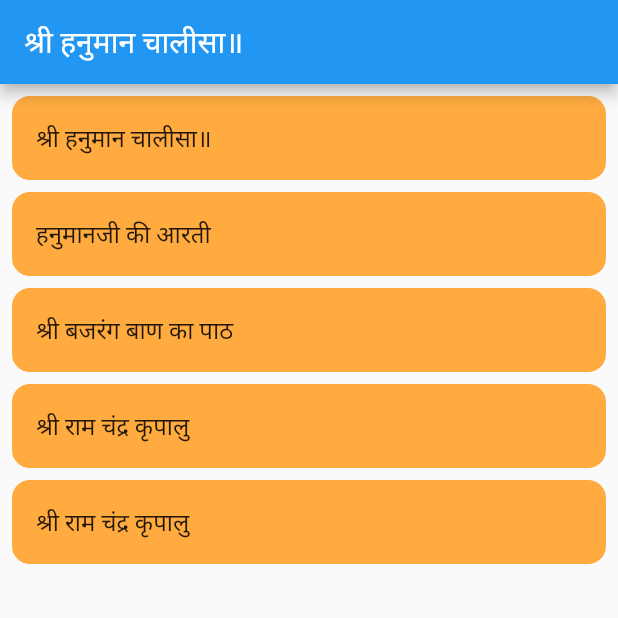
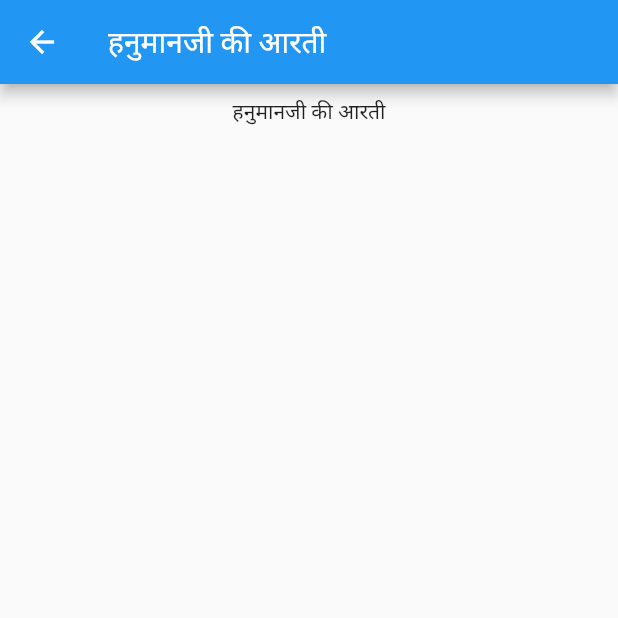
Before and after one commit to RAJESH-540/Hanuman-chalisa-flutter, a Flutter app: the screen it shows after launch, after a tap on "हनुमानजी की आरती", on a phone screen of 412 x 824 dp, the top half of it. Run offline on Flutter 3.47's test engine with Material 2 defaults, Android fonts, the phone set to English and light mode, and no system bars.

Commit message:
set chalisa text

```diff
--- a/lib/Strings.dart
+++ b/lib/Strings.dart
@@ -1,4 +1,6 @@
 String hanumanChalisa = """
+
+
                दोहा
 श्रीगुरु चरन सरोज रज, निजमन मुकुरु सुधारि।
 बरनउं रघुबर बिमल जसु, जो दायक फल चारि।।
@@ -7,6 +9,7 @@ String hanumanChalisa = """
 बल बुधि बिद्या देहु मोहिं, हरहु कलेस बिकार।।
 
           चौपाई
+
     जय हनुमान ज्ञान गुन सागर।
     जय कपीस तिहुं लोक उजागर।।
 
--- /dev/null
+++ b/lib/data/PrayerModel.dart
@@ -0,0 +1,22 @@
+import '../Strings.dart';
+
+class PrayerModel {
+  final String prayerName;
+  final String prayer;
+  static final List<String> _allPrayersName = [
+    "श्री हनुमान चालीसा॥",
+    "श्री राम चंद्र कृपालु",
+    "श्री बजरंग बाण का पाठ",
+    "हनुमानजी की आरती",
+  ];
+  PrayerModel(this.prayerName, this.prayer);
+
+  static List<PrayerModel> getAllPrayers() {
+    return [
+      PrayerModel(_allPrayersName[0], hanumanChalisa),
+      PrayerModel(_allPrayersName[1], _allPrayersName[1]),
+      PrayerModel(_allPrayersName[2], _allPrayersName[2]),
+      PrayerModel(_allPrayersName[3], _allPrayersName[3])
+    ];
+  }
+}
--- a/lib/screens/detailScreen/detailScreen.dart
+++ b/lib/screens/detailScreen/detailScreen.dart
@@ -1,5 +1,10 @@
+import 'package:chalisa/data/PrayerModel.dart';
+import 'package:flutter/cupertino.dart';
+import 'package:flutter/material.dart';
+
 class DetailsScreen extends StatefulWidget {
-  const DetailsScreen({Key? key}) : super(key: key);
+  final PrayerModel model;
+  DetailsScreen({Key? key, required this.model}) : super(key: key);
 
   @override
   _DetailsScreenState createState() => _DetailsScreenState();
@@ -8,6 +13,22 @@ class DetailsScreen extends StatefulWidget {
 class _DetailsScreenState extends State<DetailsScreen> {
   @override
   Widget build(BuildContext context) {
-    return Container();
+    return Scaffold(
+      appBar: AppBar(
+        title: Text(widget.model.prayerName),
+      ),
+      body: SingleChildScrollView(
+        child: Center(
+          child: Column(
+            children: [
+              Padding(
+                padding: const EdgeInsets.all(8.0),
+                child: Center(child: Text(widget.model.prayer)),
+              ),
+            ],
+          ),
+        ),
+      ),
+    );
   }
 }
--- a/lib/screens/homeScreen/HomePage.dart
+++ b/lib/screens/homeScreen/HomePage.dart
@@ -1,3 +1,5 @@
+import 'package:chalisa/data/PrayerModel.dart';
+import 'package:chalisa/screens/detailScreen/detailScreen.dart';
 import 'package:flutter/cupertino.dart';
 import 'package:flutter/material.dart';
 
@@ -19,63 +21,30 @@ class _HomePageState extends State<HomePage> {
       body: Padding(
         padding: const EdgeInsets.all(8.0),
         child: Column(
+          children: PrayerModel.getAllPrayers()
+              //TODO: transforming one object into another
+              .map((currentPrayer) => Column(
                     children: [
                       ListTile(
-                title: const Text("श्री हनुमान चालीसा॥"),
-                onTap: () {},
+                          title: Text(currentPrayer.prayerName),
+                          onTap: () {
+                            Navigator.push(
+                                context,
+                                MaterialPageRoute(
+                                    builder: (context) => DetailsScreen(
+                                          model: currentPrayer,
+                                        )));
+                          },
                           shape: RoundedRectangleBorder(
                               borderRadius: BorderRadius.circular(12.0)),
                           tileColor: Colors.orangeAccent),
                       const SizedBox(
                         height: 8.0,
                       ),
-            ListTile(
-                title: const Text(
-                  // "श्री हनुमान चालीसा॥",
-                  "हनुमानजी की आरती",
-                ),
-                // contentPadding: const EdgeInsets.all(8.0),
-                onTap: () {},
-                shape: RoundedRectangleBorder(
-                    borderRadius: BorderRadius.circular(12.0)),
-                tileColor: Colors.orangeAccent),
-            const SizedBox(
-              height: 8.0,
-            ),
-            ListTile(
-                title: const Text(
-                  "श्री बजरंग बाण का पाठ",
-                ),
-                // contentPadding: const EdgeInsets.all(8.0),
-                onTap: () {},
-                shape: RoundedRectangleBorder(
-                    borderRadius: BorderRadius.circular(12.0)),
-                tileColor: Colors.orangeAccent),
-            const SizedBox(
-              height: 8.0,
-            ),
-            ListTile(
-                title: const Text(
-                  "श्री राम चंद्र कृपालु",
-                ),
-                // contentPadding: const EdgeInsets.all(8.0),
-                onTap: () {},
-                shape: RoundedRectangleBorder(
-                    borderRadius: BorderRadius.circular(12.0)),
-                tileColor: Colors.orangeAccent),
-            const SizedBox(
-              height: 8.0,
-            ),
-            ListTile(
-                title: const Text(
-                  "श्री राम चंद्र कृपालु",
-                ),
-                // contentPadding: const EdgeInsets.all(8.0),
-                onTap: () {},
-                shape: RoundedRectangleBorder(
-                    borderRadius: BorderRadius.circular(12.0)),
-                tileColor: Colors.orangeAccent),
                     ],
+                  ))
+              //TODO:  converting iterable to list
+              .toList(),
         ),
       ),
     );
```
Lines whose indentation alone changed are shown as unchanged.
